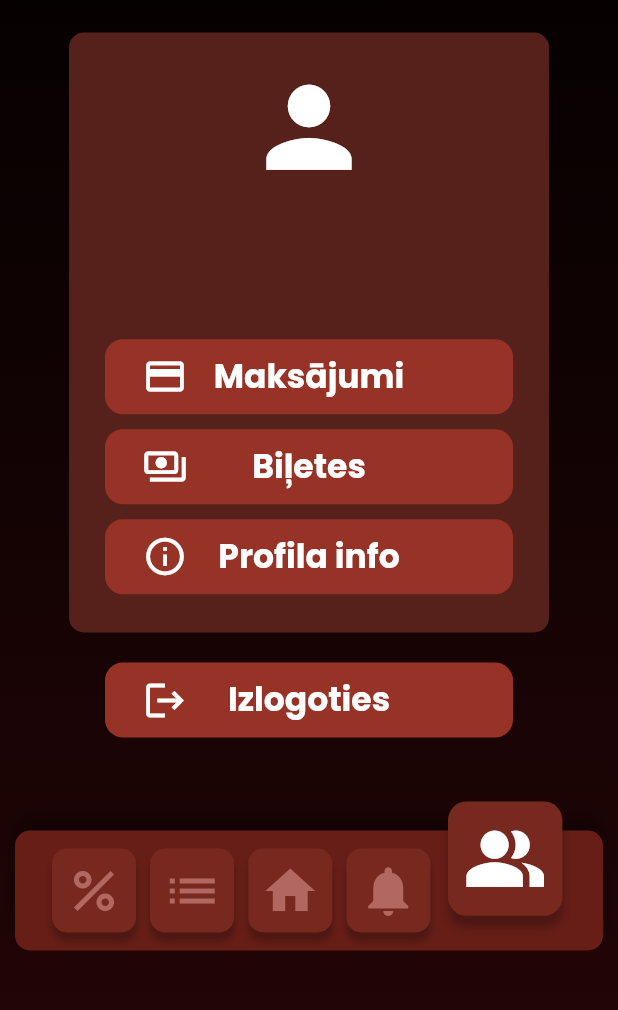
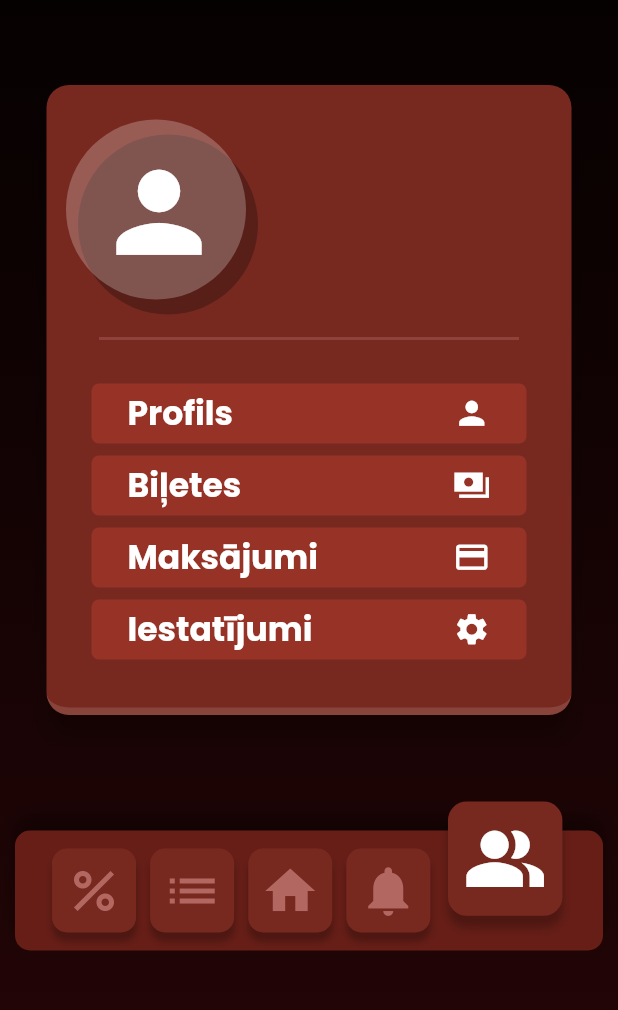
Before and after one commit to mechanical-echo/filmu_nams, a Flutter app: the screen it shows once a user with an empty profile is signed in, item 5 of the bottom bar chosen, on a phone screen of 412 x 824 dp, the part 218-1228 px from its top. Run offline on Flutter 3.47's test engine with Material 3 defaults, Android fonts, the phone set to English and light mode, and no system bars; our stand-ins replace cached_network_image, cloud_firestore, firebase_auth, firebase_core, firebase_storage, google_fonts and 3 more; missing offline and left inert: pattern_background; accounts and stored records are empty; generated files the repository leaves out were written again.

Commit message:
wip | profile view refactor/redesign

```diff
--- a/lib/assets/animations/carousel_switch.dart
+++ b/lib/assets/animations/carousel_switch.dart
@@ -26,7 +26,7 @@ class CarouselSwitch extends StatelessWidget {
       reverseDuration: const Duration(milliseconds: 500),
       layoutBuilder: (Widget? currentChild, List<Widget> previousChildren) {
         return Stack(
-          alignment: AlignmentDirectional.topStart,
+          alignment: AlignmentDirectional.center,
           children: <Widget>[
             ...previousChildren,
             if (currentChild != null) currentChild,
--- a/lib/assets/widgets/profile_image.dart
+++ b/lib/assets/widgets/profile_image.dart
@@ -21,6 +21,18 @@ class ProfileImage extends StatelessWidget {
       height: width,
       decoration: BoxDecoration(
         shape: BoxShape.circle,
+        boxShadow: [
+          BoxShadow(
+            color: Colors.black26,
+            blurRadius: 0,
+            offset: const Offset(6, 8),
+          ),
+          BoxShadow(
+            color: Colors.white24,
+            blurRadius: 0,
+            offset: const Offset(-2, -2),
+          ),
+        ],
       ),
       child: user!.photoURL != null
           ? CachedNetworkImage(
--- a/lib/views/client/main/profile/profile.dart
+++ b/lib/views/client/main/profile/profile.dart
@@ -1,136 +1,119 @@
-import 'package:filmu_nams/assets/animations/animated_routing.dart';
+import 'package:filmu_nams/assets/animations/carousel_switch.dart';
+import 'package:filmu_nams/assets/theme.dart';
 import 'package:filmu_nams/assets/widgets/profile_image.dart';
-import 'package:filmu_nams/assets/input/filled_text_icon_button.dart';
-import 'package:filmu_nams/views/client/main/profile/profile_details.dart';
+import 'package:filmu_nams/views/client/main/profile/profile_view.dart';
 import 'package:firebase_auth/firebase_auth.dart';
 import 'package:flutter/material.dart';
-import 'package:google_fonts/google_fonts.dart';
 
-class Profile extends StatelessWidget {
+class Profile extends StatefulWidget {
   const Profile({super.key});
 
   @override
-  Widget build(BuildContext context) {
-    return Wrapper(
-      children: [
-        ProfileContainer(
-          children: [
-            ProfileImage(width: 85),
-            Username(),
-            ProfileSubPages(),
-          ],
-        ),
-        LogoutButton(),
-      ],
-    );
-  }
+  State<Profile> createState() => _ProfileState();
 }
 
-class Wrapper extends StatelessWidget {
-  const Wrapper({super.key, required this.children});
-  final List<Widget> children;
+class _ProfileState extends State<Profile> {
+  User? user = FirebaseAuth.instance.currentUser;
+
+  List<Widget> views = [];
+
+  @override
+  void initState() {
+    super.initState();
+    views = [
+      profileMenu(),
+      ProfileView(onPressed: () => switchView(0)),
+    ];
+  }
+
+  int currentView = 0;
+  CarouselSwitchDirection direction = CarouselSwitchDirection.left;
+
+  void switchView(int viewIndex) {
+    setState(() {
+      direction = viewIndex == 0
+          ? CarouselSwitchDirection.right
+          : CarouselSwitchDirection.left;
+      currentView = viewIndex;
+    });
+  }
 
   @override
   Widget build(BuildContext context) {
     return Center(
-      child: Column(
-        mainAxisAlignment: MainAxisAlignment.center,
-        children: children,
+      child: CarouselSwitch(
+        direction: direction,
+        child: KeyedSubtree(
+          key: ValueKey(currentView),
+          child: views[currentView],
+        ),
       ),
     );
   }
-}
 
-class ProfileContainer extends StatelessWidget {
-  const ProfileContainer({super.key, required this.children});
-  final List<Widget> children;
-
-  @override
-  Widget build(BuildContext context) {
+  Container profileMenu() {
     return Container(
-      height: 400,
-      width: 320,
-      decoration: BoxDecoration(
-        borderRadius: BorderRadius.circular(10),
-        color: Theme.of(context).cardColor,
-      ),
+      decoration: classicDecoration,
+      width: 350,
+      height: 420,
+      padding: const EdgeInsets.symmetric(horizontal: 15, vertical: 25),
       child: Column(
-        mainAxisAlignment: MainAxisAlignment.center,
-        children: children,
+        children: [
+          Row(
+            spacing: 15,
+            children: [
+              ProfileImage(width: 120),
+              Expanded(
+                child: Text(
+                  user!.displayName!,
+                  style: header2,
+                  maxLines: 2,
+                  overflow: TextOverflow.ellipsis,
+                ),
+              ),
+            ],
+          ),
+          ...divider(),
+          button("Profils", Icons.person, () => switchView(1)),
+          button("Biļetes", Icons.payments_sharp, () {}),
+          button("Maksājumi", Icons.payment, () {}),
+          button("Iestatījumi", Icons.settings, () {}),
+        ],
       ),
     );
   }
-}
 
-class Username extends StatelessWidget {
-  Username({super.key});
-  final user = FirebaseAuth.instance.currentUser;
+  divider() {
+    return [
+      SizedBox(height: 25),
+      Divider(color: red003.withAlpha(100)),
+      SizedBox(height: 25)
+    ];
+  }
 
-  @override
-  Widget build(BuildContext context) {
-    return Padding(
-      padding: const EdgeInsets.symmetric(vertical: 30.0),
-      child: Text(
-        user!.displayName!,
-        style: GoogleFonts.poppins(
-          color: Colors.white,
-          fontWeight: FontWeight.bold,
-          fontSize: 24,
+  button(
+    String title,
+    IconData icon,
+    VoidCallback onPressed,
+  ) {
+    return Container(
+      margin: const EdgeInsets.symmetric(horizontal: 15),
+      child: FilledButton(
+        onPressed: onPressed,
+        style: FilledButton.styleFrom(
+          shape: RoundedRectangleBorder(
+            borderRadius: BorderRadius.circular(5),
+          ),
+          fixedSize: Size(500, 30),
+        ),
+        child: Stack(
+          alignment: Alignment.centerRight,
+          children: [
+            Icon(icon, size: 25),
+            SizedBox(width: 500, child: Text(title)),
+          ],
         ),
       ),
     );
   }
 }
-
-class ProfileSubPages extends StatelessWidget {
-  const ProfileSubPages({super.key});
-
-  @override
-  Widget build(BuildContext context) {
-    return Column(
-      mainAxisAlignment: MainAxisAlignment.center,
-      children: [
-        FilledTextIconButton(
-          onPressed: () {},
-          icon: Icons.credit_card,
-          title: "Maksājumi",
-          paddingY: 5,
-        ),
-        FilledTextIconButton(
-          onPressed: () {},
-          icon: Icons.payments_outlined,
-          title: "Biļetes",
-          paddingY: 5,
-        ),
-        FilledTextIconButton(
-          onPressed: () {
-            Navigator.of(context).push(
-              AnimatedRouting(page: ProfileDetails()),
-            );
-          },
-          icon: Icons.info_outlined,
-          title: "Profila info",
-          paddingY: 5,
-        ),
-      ],
-    );
-  }
-}
-
-class LogoutButton extends StatelessWidget {
-  const LogoutButton({super.key});
-
-  @override
-  Widget build(BuildContext context) {
-    return FilledTextIconButton(
-      icon: Icons.logout,
-      title: "Izlogoties",
-      onPressed: logOut,
-      paddingY: 20,
-    );
-  }
-
-  void logOut() {
-    FirebaseAuth.instance.signOut();
-  }
-}
```
Also changed, not shown: lib/views/client/main/profile/profile_view.dart (added, +176 -0 lines), lib/views/client/main/schedule/movie/movie_view.dart (+6 -3 lines).
